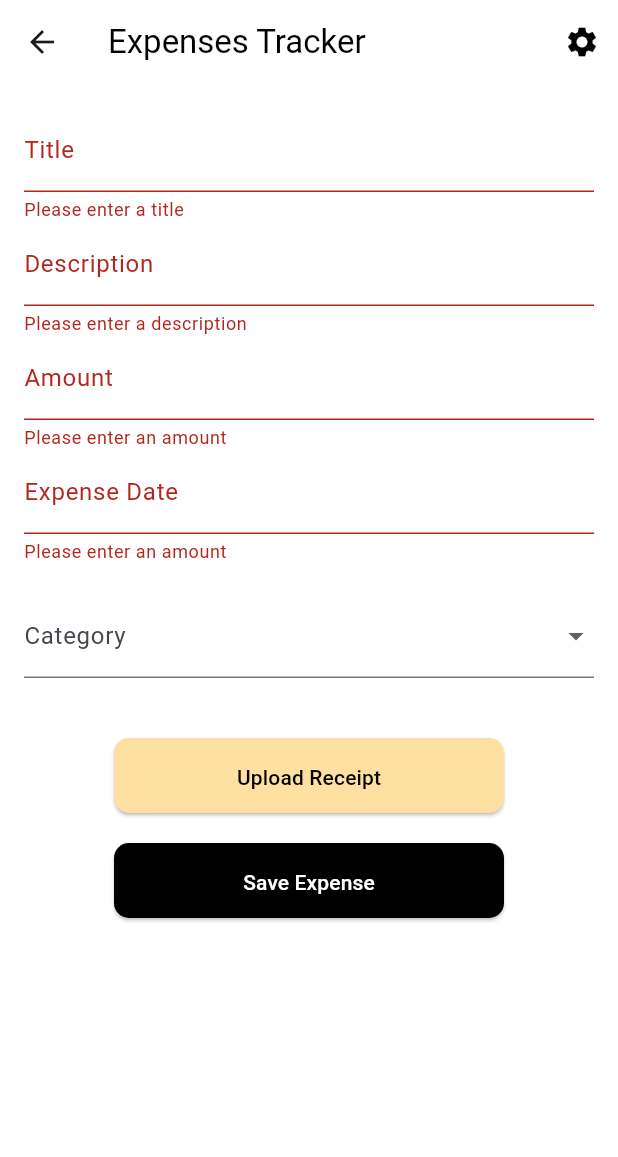
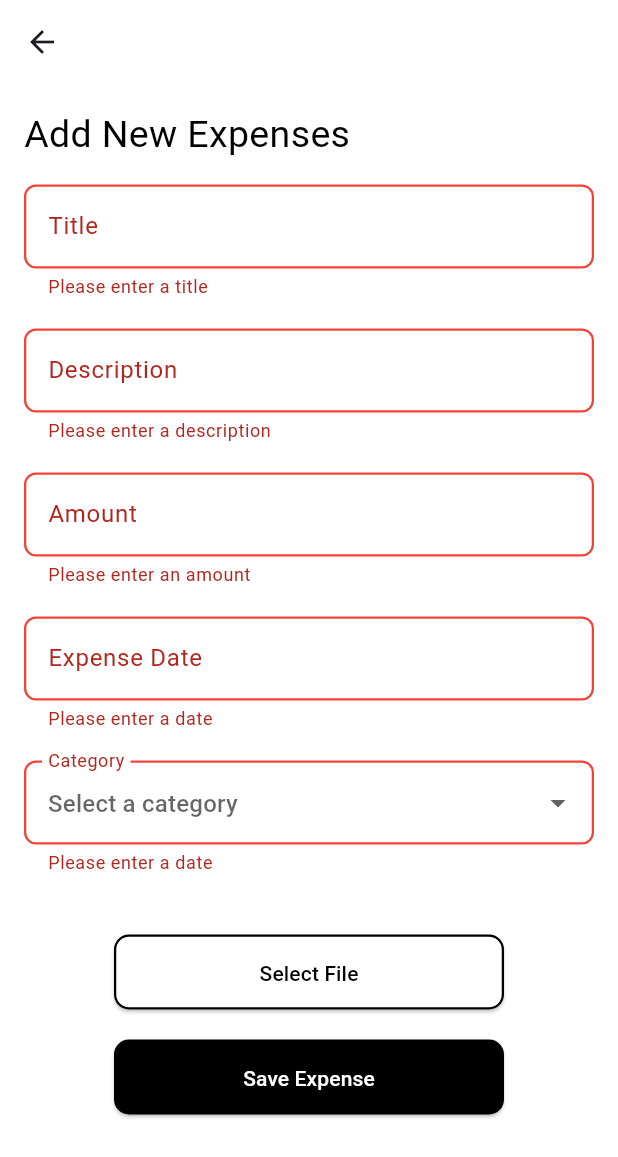
Before and after one commit to amranibrahim19/expenses_tracker, a Flutter app: the AddExpenseScreen screen opened directly, after a tap on "Save Expense", on a phone screen of 412 x 824 dp. Shown: the top 1157 px of the screen. Run offline on Flutter 3.47's test engine with Material 3 defaults, Android fonts, the light colour scheme and no system bars; our stand-ins replace font_awesome_flutter, image_picker, shared_preferences; accounts and stored records are empty.

Commit message:
edit form

```diff
--- /dev/null
+++ b/lib/components/input_decoration.dart
@@ -0,0 +1,43 @@
+import 'package:flutter/material.dart';
+
+InputDecoration inputDecoration(String? labelText, {String? hintText}) {
+  return InputDecoration(
+    border: const OutlineInputBorder(
+      borderRadius: BorderRadius.all(Radius.circular(8.0)),
+      borderSide: BorderSide(
+        color: Colors.grey,
+        width: 1.5,
+      ),
+    ),
+    enabledBorder: const OutlineInputBorder(
+      borderRadius: BorderRadius.all(Radius.circular(8.0)),
+      borderSide: BorderSide(
+        color: Colors.grey,
+        width: 1.5,
+      ),
+    ),
+    focusedBorder: const OutlineInputBorder(
+      borderRadius: BorderRadius.all(Radius.circular(8.0)),
+      borderSide: BorderSide(
+        color: Colors.grey,
+        width: 1.5,
+      ),
+    ),
+    errorBorder: const OutlineInputBorder(
+      borderRadius: BorderRadius.all(Radius.circular(8.0)),
+      borderSide: BorderSide(
+        color: Colors.red,
+        width: 1.5,
+      ),
+    ),
+    disabledBorder: const OutlineInputBorder(
+      borderRadius: BorderRadius.all(Radius.circular(8.0)),
+      borderSide: BorderSide(
+        color: Colors.grey,
+        width: 1.5,
+      ),
+    ),
+    labelText: labelText,
+    hintText: hintText,
+  );
+}
--- a/lib/components/pick_file.dart
+++ b/lib/components/pick_file.dart
@@ -28,19 +28,26 @@ class UploadButtonState extends State<UploadButton> {
         onPressed:
             _isButtonDisabled || widget.isLoading ? null : _handleButtonPress,
         style: ElevatedButton.styleFrom(
-          foregroundColor: Colors.black,
-          //#e0ecff
-          backgroundColor: const Color(0xffffe0a3),
+          backgroundColor: Colors.white, // Text color
           padding: const EdgeInsets.symmetric(vertical: 16, horizontal: 24),
           shape: RoundedRectangleBorder(
             borderRadius: BorderRadius.circular(10), // Set border radius
+            side: const BorderSide(
+                color: Colors.black, width: 1.5), // Border color and width
           ),
         ),
         child: widget.isLoading
             ? const CircularProgressIndicator(
                 valueColor: AlwaysStoppedAnimation<Color>(Colors.black),
               )
-            : Text(widget.text),
+            : Text(
+                widget.text,
+                style: const TextStyle(
+                  fontWeight: FontWeight.w500,
+                  fontSize: 14,
+                  color: Colors.black,
+                ),
+              ),
       ),
     );
   }
--- a/lib/screen/add_screen.dart
+++ b/lib/screen/add_screen.dart
@@ -10,6 +10,7 @@ import 'package:image_picker/image_picker.dart';
 import 'package:expenses_tracker/class/expenses.dart';
 import 'package:expenses_tracker/helper/helper.dart';
 import 'package:uuid/uuid.dart';
+import '../components/input_decoration.dart';
 
 class AddExpenseScreen extends StatefulWidget {
   const AddExpenseScreen({super.key});
@@ -89,8 +90,7 @@ class AddExpenseScreenState extends State<AddExpenseScreen> {
           showSuccessSnackbar(
               context, Colors.green, 'Expense saved successfully');
 
-          Navigator.pushReplacement(
-              context,
+          Navigator.pushReplacement(context,
               MaterialPageRoute(builder: (context) => const HomeScreen()));
         }
       } catch (e) {
@@ -106,36 +106,34 @@ class AddExpenseScreenState extends State<AddExpenseScreen> {
     return Scaffold(
       backgroundColor: Colors.white,
       appBar: AppBar(
-        systemOverlayStyle: SystemUiOverlayStyle.light,
+        systemOverlayStyle: SystemUiOverlayStyle.dark,
         backgroundColor: Colors.white,
-        title: const Text(
-          'Expenses Tracker',
-          style: TextStyle(color: Colors.black),
-        ),
-        actions: [
-          IconButton(
-            icon: const Icon(
-              Icons.settings,
-              color: Colors.black, // Notification icon color
-            ),
-            onPressed: () {
-              ScaffoldMessenger.of(context).showSnackBar(
-                const SnackBar(content: Text('Notification icon tapped')),
-              );
-            },
-          ),
-        ],
-        elevation: 0,
       ),
       body: SingleChildScrollView(
         child: Padding(
           padding: const EdgeInsets.all(16.0),
-          child: Form(
+          child: Column(
+            crossAxisAlignment:
+                CrossAxisAlignment.start, // Align children to the start
+            children: [
+              // Title Text
+              const Padding(
+                padding: EdgeInsets.only(bottom: 15),
+                child: Text(
+                  "Add New Expenses",
+                  style: TextStyle(color: Colors.black, fontSize: 25),
+                  textAlign: TextAlign.left,
+                ),
+              ),
+              // Form
+              Form(
                 key: _formKey,
                 child: Column(
                   children: [
+                    // Title Field
                     TextFormField(
-                  decoration: const InputDecoration(labelText: 'Title'),
+                      decoration:
+                          inputDecoration('Title', hintText: 'Enter title'),
                       validator: (value) {
                         if (value == null || value.isEmpty) {
                           return 'Please enter a title';
@@ -146,8 +144,11 @@ class AddExpenseScreenState extends State<AddExpenseScreen> {
                         _title = value!;
                       },
                     ),
+                    const SizedBox(height: 20),
+                    // Description Field
                     TextFormField(
-                  decoration: const InputDecoration(labelText: 'Description'),
+                      decoration: inputDecoration('Description',
+                          hintText: 'Enter description'),
                       validator: (value) {
                         if (value == null || value.isEmpty) {
                           return 'Please enter a description';
@@ -158,8 +159,11 @@ class AddExpenseScreenState extends State<AddExpenseScreen> {
                         _description = value!;
                       },
                     ),
+                    const SizedBox(height: 20),
+                    // Amount Field
                     TextFormField(
-                  decoration: const InputDecoration(labelText: 'Amount'),
+                      decoration:
+                          inputDecoration('Amount', hintText: 'Enter amount'),
                       keyboardType: TextInputType.number,
                       validator: (value) {
                         if (value == null || value.isEmpty) {
@@ -175,26 +179,28 @@ class AddExpenseScreenState extends State<AddExpenseScreen> {
                         _amount = double.parse(value!);
                       },
                     ),
+                    const SizedBox(height: 20),
+                    // Date Field
                     TextFormField(
                       controller: _dateController,
-                  decoration: const InputDecoration(
-                    labelText: 'Expense Date',
-                    hintText: 'Select a date',
-                  ),
+                      decoration: inputDecoration('Expense Date',
+                          hintText: 'Select a date'),
                       readOnly:
                           true, // Make the field read-only to prevent manual input
                       onTap: () => _selectDate(context),
                       validator: (value) {
                         if (value == null || value.isEmpty) {
-                      return 'Please enter an amount';
+                          return 'Please enter a date';
                         }
                         return null;
                       },
                       onSaved: (value) {
-                    _date = DateTime.tryParse(value ?? '') ?? DateTime.now();
+                        _date =
+                            DateTime.tryParse(value ?? '') ?? DateTime.now();
                       },
                     ),
                     const SizedBox(height: 20),
+                    // Category Dropdown
                     DropdownButtonFormField<Category>(
                       value: _selectedCategory,
                       onChanged: (Category? newValue) {
@@ -202,33 +208,39 @@ class AddExpenseScreenState extends State<AddExpenseScreen> {
                           _selectedCategory = newValue;
                         });
                       },
-                  decoration: const InputDecoration(labelText: 'Category'),
+                      decoration: inputDecoration('Category',
+                          hintText: 'Select a category'),
                       items: categories
                           .map<DropdownMenuItem<Category>>((Category category) {
                         return DropdownMenuItem<Category>(
                           value: category,
                           child: Row(
                             children: [
-                          Icon(category.icon,
-                              color: categoryColors[category.name]),
                               const SizedBox(width: 10),
                               Text(category.name),
                             ],
                           ),
                         );
                       }).toList(),
+                      validator: (value) {
+                        if (value == null) {
+                          return 'Please enter a date';
+                        }
+                        return null;
+                      },
                     ),
                     const SizedBox(height: 20),
+                    // Display selected image
                     if (_image != null)
                       Image.file(
                         _image!,
-                    height: 150,
-                    width: double.infinity,
-                    fit: BoxFit.cover,
+                        fit: BoxFit.fill,
                       ),
                     const SizedBox(height: 20),
-                UploadButton(onPressed: _pickImage, text: 'Upload Receipt'),
+                    // Upload Button
+                    UploadButton(onPressed: _pickImage, text: 'Select File'),
                     const SizedBox(height: 20),
+                    // Save Button
                     SaveButton(
                       onPressed: _saveExpense,
                       text: 'Save Expense',
@@ -236,6 +248,8 @@ class AddExpenseScreenState extends State<AddExpenseScreen> {
                   ],
                 ),
               ),
+            ],
+          ),
         ),
       ),
     );
--- a/lib/screen/edit_screen.dart
+++ b/lib/screen/edit_screen.dart
@@ -2,13 +2,13 @@ import 'dart:io';
 
 import 'package:expenses_tracker/class/category.dart';
 import 'package:expenses_tracker/class/expenses.dart';
+import 'package:expenses_tracker/components/input_decoration.dart';
 import 'package:expenses_tracker/components/pick_file.dart';
 import 'package:expenses_tracker/components/save_button.dart';
 import 'package:expenses_tracker/components/snackbar.dart';
 import 'package:expenses_tracker/helper/helper.dart';
 import 'package:flutter/material.dart';
 import 'package:image_picker/image_picker.dart';
-import 'package:uuid/uuid.dart';
 
 class EditExpenseScreen extends StatefulWidget {
   final Expense expense;
@@ -88,9 +88,8 @@ class EditExpenseScreenState extends State<EditExpenseScreen> {
   Future<void> _saveExpense() async {
     if (_formKey.currentState?.validate() ?? false) {
       _formKey.currentState?.save();
-      var uuid = const Uuid();
       final updatedExpense = Expense(
-        id: uuid.v1(),
+        id: widget.expense.id,
         title: _title!,
         description: _descriptionController.text,
         amount: _amount!,
@@ -130,7 +129,7 @@ class EditExpenseScreenState extends State<EditExpenseScreen> {
               children: [
                 TextFormField(
                   controller: _titleController,
-                  decoration: const InputDecoration(labelText: 'Title'),
+                  decoration: inputDecoration('Title', hintText: 'Enter title'),
                   validator: (value) {
                     if (value == null || value.isEmpty) {
                       return 'Please enter a title';
@@ -141,9 +140,11 @@ class EditExpenseScreenState extends State<EditExpenseScreen> {
                     _title = value;
                   },
                 ),
+                const SizedBox(height: 20),
                 TextFormField(
                   controller: _descriptionController,
-                  decoration: const InputDecoration(labelText: 'Description'),
+                  decoration: inputDecoration('Description',
+                      hintText: 'Enter description'),
                   validator: (value) {
                     if (value == null || value.isEmpty) {
                       return 'Please enter a description';
@@ -151,9 +152,11 @@ class EditExpenseScreenState extends State<EditExpenseScreen> {
                     return null;
                   },
                 ),
+                const SizedBox(height: 20),
                 TextFormField(
                   controller: _amountController,
-                  decoration: const InputDecoration(labelText: 'Amount'),
+                  decoration:
+                      inputDecoration('Amount', hintText: 'Enter amount'),
                   keyboardType: TextInputType.number,
                   validator: (value) {
                     if (value == null || value.isEmpty) {
@@ -169,12 +172,11 @@ class EditExpenseScreenState extends State<EditExpenseScreen> {
                     _amount = double.tryParse(value ?? '');
                   },
                 ),
+                const SizedBox(height: 20),
                 TextFormField(
                   controller: _dateController,
-                  decoration: const InputDecoration(
-                    labelText: 'Expense Date',
-                    hintText: 'Select a date',
-                  ),
+                  decoration: inputDecoration('Expense Date',
+                      hintText: 'Select a date'),
                   readOnly: true,
                   onTap: () => _selectDate(context),
                 ),
@@ -186,15 +188,14 @@ class EditExpenseScreenState extends State<EditExpenseScreen> {
                       _selectedCategory = newValue;
                     });
                   },
-                  decoration: const InputDecoration(labelText: 'Category'),
+                  decoration: inputDecoration('Category',
+                      hintText: 'Select a category'),
                   items: categories
                       .map<DropdownMenuItem<Category>>((Category category) {
                     return DropdownMenuItem<Category>(
                       value: category,
                       child: Row(
                         children: [
-                          Icon(category.icon,
-                              color: categoryColors[category.name]),
                           const SizedBox(width: 10),
                           Text(category.name),
                         ],
@@ -206,19 +207,14 @@ class EditExpenseScreenState extends State<EditExpenseScreen> {
                 if (_image != null)
                   Image.file(
                     _image!,
-                    height: 150,
-                    width: double.infinity,
-                    fit: BoxFit.cover,
+                    fit: BoxFit.contain,
                   ),
                 const SizedBox(height: 20),
-                ElevatedButton(
-                  onPressed: _pickImage,
-                  child: const Text('Upload Receipt'),
-                ),
+                UploadButton(onPressed: _pickImage, text: 'Select Receipt'),
                 const SizedBox(height: 20),
-                ElevatedButton(
+                SaveButton(
                   onPressed: _saveExpense,
-                  child: const Text('Save Expense'),
+                  text: 'Update Expense',
                 ),
               ],
             ),
```
Also changed, not shown: lib/class/expenses.dart (+11 -0 lines), lib/components/bottom_menu.dart (added, +82 -0 lines), lib/components/card.dart (+17 -21 lines), lib/helper/change_indicator.dart (+9 -6 lines), lib/helper/helper.dart (+14 -4 lines), lib/screen/home.dart (+84 -86 lines), lib/screen/setting_screen.dart (+38 -0 lines), lib/screen/show_screen.dart (deleted, +0 -129 lines). Lines whose indentation alone changed are shown as unchanged.
